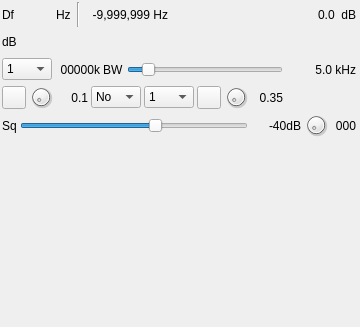
First picture: the form in plugins/channelrx/freqtracker/freqtrackergui.ui, repository f4exb/sdrangel, before the edit.
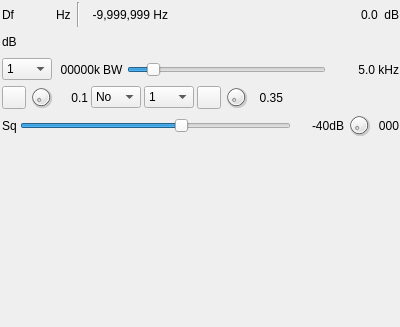
Second picture: the form after the edit. Icons and pictures are not drawn. Custom widgets are drawn as their Qt base class.

```diff
--- a/plugins/channelrx/freqtracker/freqtrackergui.ui
+++ b/plugins/channelrx/freqtracker/freqtrackergui.ui
@@ -6,7 +6,7 @@
    <rect>
     <x>0</x>
     <y>0</y>
-    <width>360</width>
+    <width>400</width>
     <height>327</height>
    </rect>
   </property>
@@ -18,16 +18,10 @@
   </property>
   <property name="minimumSize">
    <size>
-    <width>360</width>
+    <width>400</width>
     <height>100</height>
    </size>
   </property>
-  <property name="maximumSize">
-   <size>
-    <width>360</width>
-    <height>16777215</height>
-   </size>
-  </property>
   <property name="font">
    <font>
     <family>Liberation Sans</family>
@@ -45,7 +39,7 @@
     <rect>
      <x>0</x>
      <y>0</y>
-     <width>358</width>
+     <width>401</width>
      <height>140</height>
     </rect>
    </property>
@@ -686,7 +680,7 @@
     <rect>
      <x>0</x>
      <y>150</y>
-     <width>351</width>
+     <width>391</width>
      <height>171</height>
     </rect>
    </property>
```
